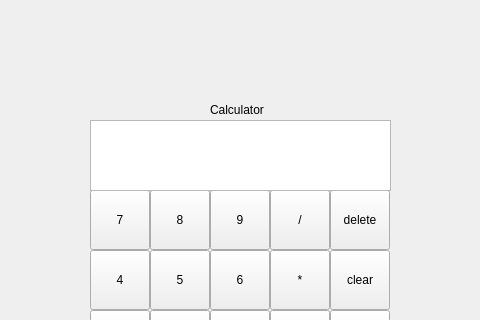
The window that calculator.ui (ITT-21SS-UR/assignment-02-erikblank) describes before a commit, drawn with Qt 5; both pictures show x 150 to 630 and y 0 to 320 of the 800 by 600 pixel window.
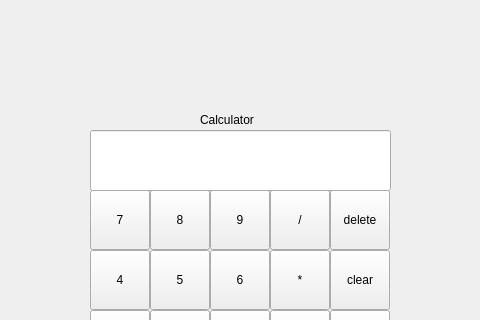
The same window after the commit.

The edit to the form file:
```diff
--- a/calculator.ui
+++ b/calculator.ui
@@ -248,21 +248,11 @@
      <string>delete</string>
     </property>
    </widget>
-   <widget class="QTextBrowser" name="textBrowser">
-    <property name="geometry">
-     <rect>
-      <x>240</x>
-      <y>120</y>
-      <width>301</width>
-      <height>71</height>
-     </rect>
-    </property>
-   </widget>
    <widget class="QLabel" name="label">
     <property name="geometry">
      <rect>
-      <x>360</x>
-      <y>100</y>
+      <x>350</x>
+      <y>110</y>
       <width>67</width>
       <height>19</height>
      </rect>
@@ -271,6 +261,16 @@
      <string>Calculator</string>
     </property>
    </widget>
+   <widget class="QLineEdit" name="text_result">
+    <property name="geometry">
+     <rect>
+      <x>240</x>
+      <y>130</y>
+      <width>301</width>
+      <height>61</height>
+     </rect>
+    </property>
+   </widget>
   </widget>
   <widget class="QMenuBar" name="menubar">
    <property name="geometry">
```
Left out of the diff: 36 changed lines with no effect on the pictures.
